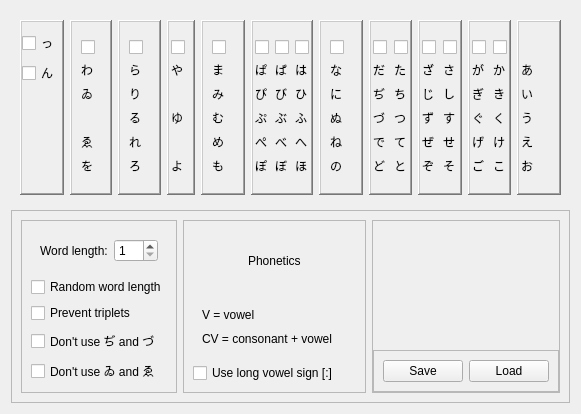
Qt form Settingswindow.ui (mikewii/PSY) before a commit.
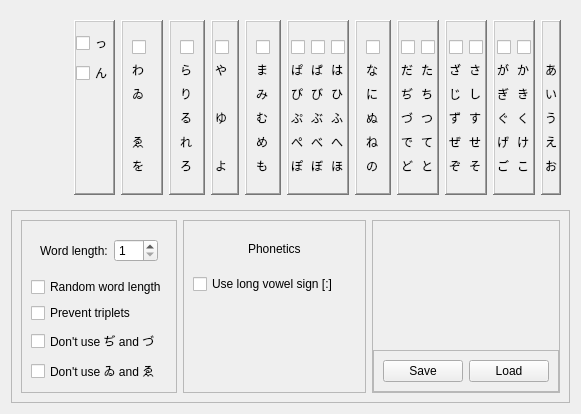
The same form after that commit.

```diff
--- a/Settingswindow.ui
+++ b/Settingswindow.ui
@@ -23,6 +23,19 @@
       </sizepolicy>
      </property>
      <layout class="QHBoxLayout" name="horizontalLayout_13">
+      <item>
+       <spacer name="horizontalSpacer_2">
+        <property name="orientation">
+         <enum>Qt::Horizontal</enum>
+        </property>
+        <property name="sizeHint" stdset="0">
+         <size>
+          <width>40</width>
+          <height>20</height>
+         </size>
+        </property>
+       </spacer>
+      </item>
       <item>
        <widget class="QFrame" name="frame_4">
         <property name="layoutDirection">
@@ -1244,26 +1257,6 @@
            </layout>
           </widget>
          </item>
-         <item>
-          <widget class="QWidget" name="widget_2" native="true">
-           <layout class="QVBoxLayout" name="verticalLayout_3">
-            <item>
-             <widget class="QLabel" name="label_3">
-              <property name="text">
-               <string>V = vowel</string>
-              </property>
-             </widget>
-            </item>
-            <item>
-             <widget class="QLabel" name="label_4">
-              <property name="text">
-               <string>CV = consonant + vowel</string>
-              </property>
-             </widget>
-            </item>
-           </layout>
-          </widget>
-         </item>
          <item>
           <widget class="QCheckBox" name="check_useDoubleVowelSign">
            <property name="text">
@@ -1271,6 +1264,19 @@
            </property>
           </widget>
          </item>
+         <item>
+          <spacer name="verticalSpacer_4">
+           <property name="orientation">
+            <enum>Qt::Vertical</enum>
+           </property>
+           <property name="sizeHint" stdset="0">
+            <size>
+             <width>20</width>
+             <height>40</height>
+            </size>
+           </property>
+          </spacer>
+         </item>
         </layout>
        </widget>
       </item>
```
